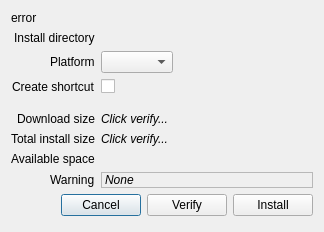
Above: rare/ui/components/dialogs/install_dialog.ui from RareDevs/Rare before the change. Below: the same form after it.
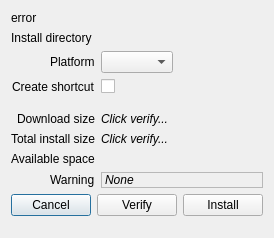
That is the form after the change.

Commit message: InstallDialog: Add install_dir_edit widget without using an extra layout

The edit to the form file:
```diff
--- a/rare/ui/components/dialogs/install_dialog.ui
+++ b/rare/ui/components/dialogs/install_dialog.ui
@@ -6,8 +6,8 @@
    <rect>
     <x>0</x>
     <y>0</y>
-    <width>324</width>
-    <height>232</height>
+    <width>272</width>
+    <height>238</height>
    </rect>
   </property>
   <property name="windowTitle">
@@ -31,9 +31,6 @@
      </property>
     </widget>
    </item>
-   <item row="1" column="1">
-    <layout class="QHBoxLayout" name="install_dir_layout"/>
-   </item>
    <item row="2" column="0">
     <widget class="QLabel" name="platform_label">
      <property name="text">
```
The commit also changes 2 other files.
